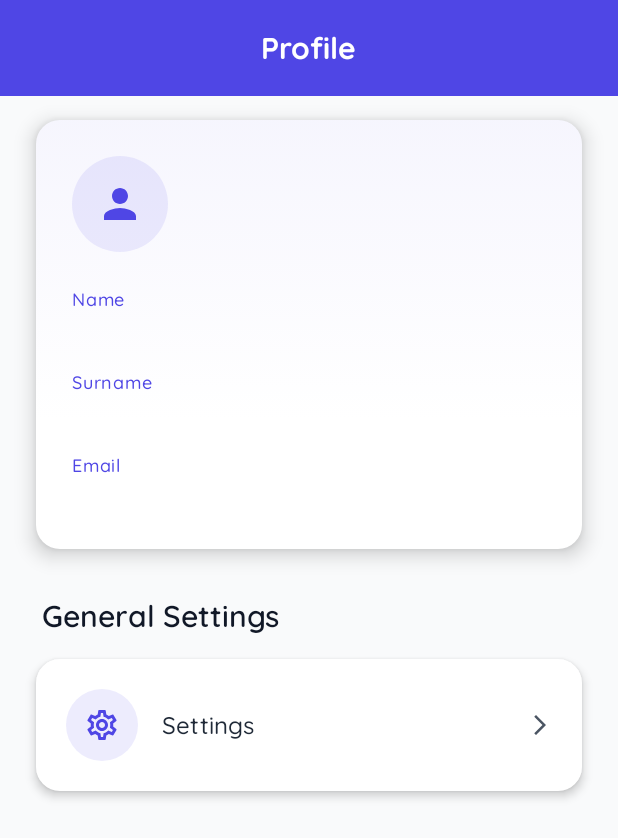
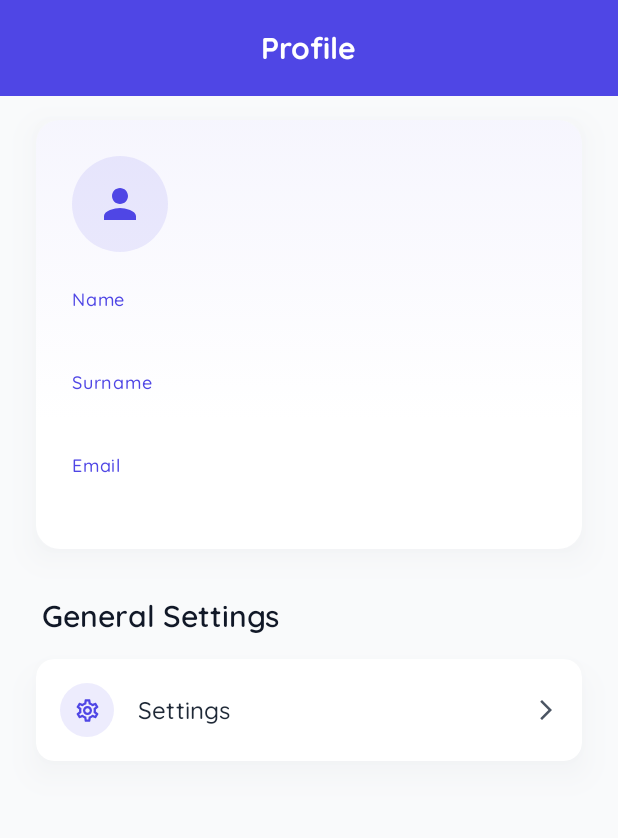
Before and after one commit to necdetzr/CryptoTricker, an Android app built with Jetpack Compose: the composable ProfilePage called with empty values, on a phone screen of 412 x 824 dp. Shown: the top 838 px of the screen. Run offline under Robolectric (Android 15) with nearby library versions, the phone set to English and light mode, and no system bars; our stand-ins replace accompanist.

Commit message:
Profile card ui updated

```diff
--- a/feature/profile/src/main/java/com/example/profile/ui/components/ProfileCard.kt
+++ b/feature/profile/src/main/java/com/example/profile/ui/components/ProfileCard.kt
@@ -11,6 +11,7 @@ import androidx.compose.foundation.layout.height
 import androidx.compose.foundation.layout.padding
 import androidx.compose.foundation.layout.size
 import androidx.compose.foundation.shape.CircleShape
+import androidx.compose.foundation.shape.RoundedCornerShape
 import androidx.compose.material.icons.Icons
 import androidx.compose.material.icons.filled.Person
 import androidx.compose.material3.Card
@@ -22,6 +23,7 @@ import androidx.compose.runtime.Composable
 import androidx.compose.ui.Alignment
 import androidx.compose.ui.Modifier
 import androidx.compose.ui.draw.clip
+import androidx.compose.ui.draw.shadow
 import androidx.compose.ui.graphics.Brush
 import androidx.compose.ui.res.stringResource
 import androidx.compose.ui.text.font.FontWeight
@@ -35,13 +37,18 @@ fun ProfileCard(
     email: String
 ) {
     Card(
-        modifier = Modifier.fillMaxWidth(),
+        modifier = Modifier.
+            shadow(
+                elevation = 12.dp,
+                shape = RoundedCornerShape(12.dp),
+                ambientColor = MaterialTheme.colorScheme.outlineVariant,
+                spotColor = MaterialTheme.colorScheme.outlineVariant
+            ).
+        fillMaxWidth(),
         colors = CardDefaults.cardColors(
             containerColor = MaterialTheme.colorScheme.surface
         ),
-        elevation = CardDefaults.cardElevation(
-            defaultElevation = 8.dp
-        ),
+
         shape = MaterialTheme.shapes.large
     ) {
         Box {
@@ -101,7 +108,6 @@ fun ProfileCard(
                     }
                 }
 
-                // Profile Details
                 Column(
                     verticalArrangement = Arrangement.spacedBy(16.dp)
                 ) {
--- a/feature/profile/src/main/java/com/example/profile/ui/components/SettingsCard.kt
+++ b/feature/profile/src/main/java/com/example/profile/ui/components/SettingsCard.kt
@@ -9,6 +9,7 @@ import androidx.compose.foundation.layout.fillMaxWidth
 import androidx.compose.foundation.layout.padding
 import androidx.compose.foundation.layout.size
 import androidx.compose.foundation.shape.CircleShape
+import androidx.compose.foundation.shape.RoundedCornerShape
 import androidx.compose.material.icons.Icons
 import androidx.compose.material.icons.automirrored.filled.ArrowForwardIos
 import androidx.compose.material3.Card
@@ -20,6 +21,7 @@ import androidx.compose.runtime.Composable
 import androidx.compose.ui.Alignment
 import androidx.compose.ui.Modifier
 import androidx.compose.ui.draw.clip
+import androidx.compose.ui.draw.shadow
 import androidx.compose.ui.graphics.vector.ImageVector
 import androidx.compose.ui.text.font.FontWeight
 import androidx.compose.ui.unit.dp
@@ -32,26 +34,33 @@ fun SettingsCard(
 ) {
     Card(
         modifier = Modifier
+            .shadow(
+                elevation = 12.dp,
+                shape = RoundedCornerShape(12.dp),
+                spotColor = MaterialTheme.colorScheme.outlineVariant,
+                ambientColor = MaterialTheme.colorScheme.outlineVariant
+            )
             .fillMaxWidth()
             .clickable(onClick = onClick),
+
         colors = CardDefaults.cardColors(
             containerColor = MaterialTheme.colorScheme.surface
         ),
-        elevation = CardDefaults.cardElevation(
-            defaultElevation = 4.dp
-        ),
-        shape = MaterialTheme.shapes.large
+
+
+
+        shape = MaterialTheme.shapes.medium
     ) {
         Row(
             modifier = Modifier
                 .fillMaxWidth()
-                .padding(20.dp),
+                .padding(16.dp),
             verticalAlignment = Alignment.CenterVertically,
             horizontalArrangement = Arrangement.spacedBy(16.dp)
         ) {
             Box(
                 modifier = Modifier
-                    .size(48.dp)
+                    .size(36.dp)
                     .clip(CircleShape)
                     .background(
                         MaterialTheme.colorScheme.primary.copy(alpha = 0.1f)
@@ -61,7 +70,7 @@ fun SettingsCard(
                 Icon(
                     imageVector = leadingIcon,
                     contentDescription = "Settings Icon",
-                    modifier = Modifier.size(24.dp),
+                    modifier = Modifier.size(18.dp),
                     tint = MaterialTheme.colorScheme.primary
                 )
             }
```
